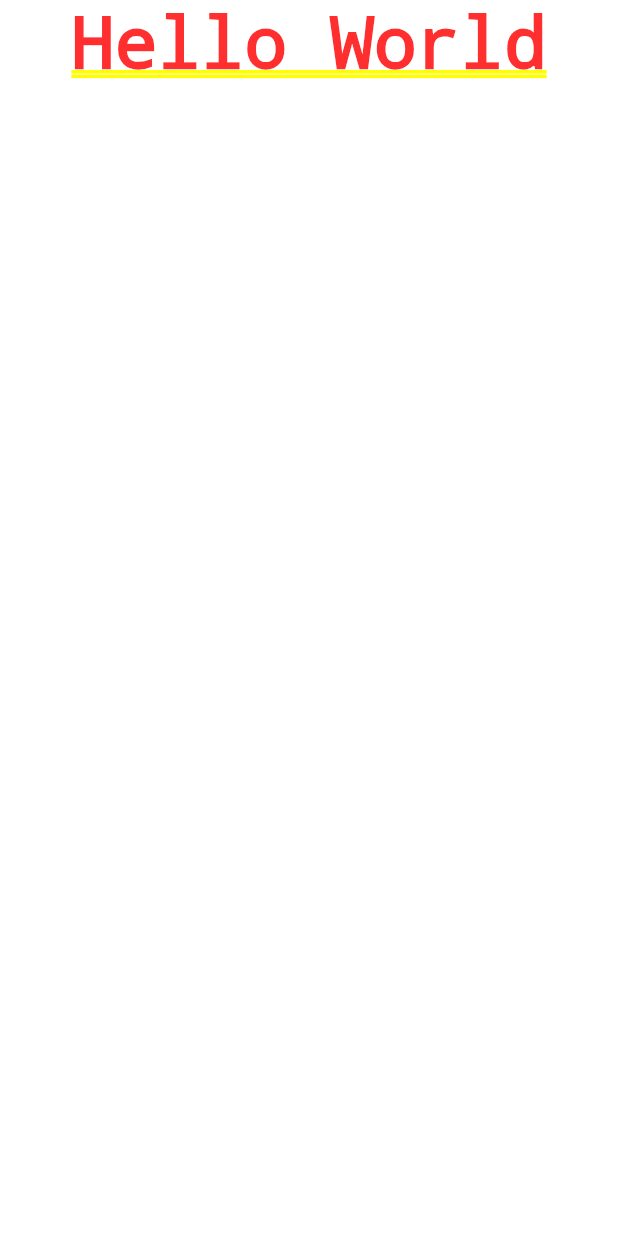
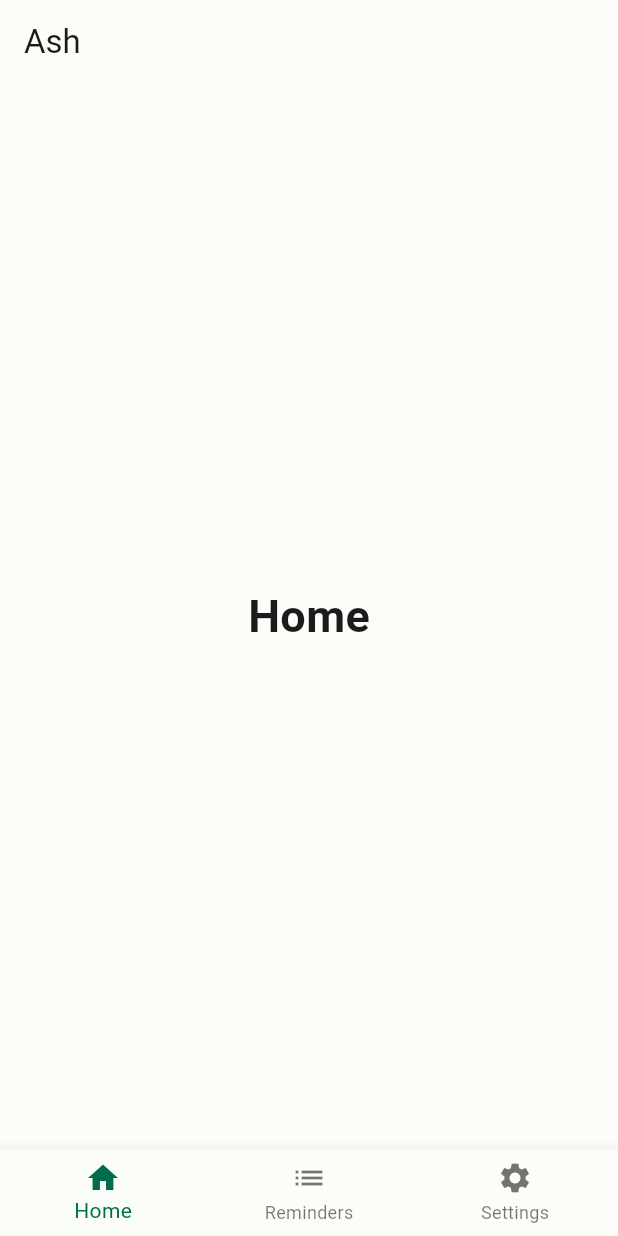
Before and after one commit to IsaacCooke/Ash, a Flutter app: the screen it shows after launch, on a phone screen of 412 x 824 dp. Run offline on Flutter 3.47's test engine with Material 2 defaults, Android fonts, the light colour scheme and no system bars; generated files the repository leaves out were written again.

Commit message:
Started main UI pages.

```diff
--- a/client/lib/data/models/location.dart
+++ b/client/lib/data/models/location.dart
@@ -1,5 +1,3 @@
-import 'dart:convert';
-
 class Location{
   final int id;
   final double latitude;
--- a/client/lib/l10n/app_en.arb
+++ b/client/lib/l10n/app_en.arb
@@ -3,5 +3,8 @@
     "helloWorld": "Hello World",
     "@ash": {
         "description": "The name of the AI"
-    }
+    },
+    "settings": "Settings",
+    "home": "Home",
+    "reminders": "Reminders"
 }
--- a/client/lib/l10n/app_es.arb
+++ b/client/lib/l10n/app_es.arb
@@ -1,4 +1,7 @@
 {
     "ash": "Ash",
-    "helloWorld": "Hola Mundo"
+    "helloWorld": "Hola Mundo",
+    "settings": "Ajustes",
+    "home": "Casa",
+    "reminders": "Recordatorios"
 }
--- a/client/lib/main.dart
+++ b/client/lib/main.dart
@@ -1,11 +1,15 @@
 import 'package:flutter/material.dart';
 import 'package:flutter_localizations/flutter_localizations.dart';
 import 'package:flutter_gen/gen_l10n/app_localizations.dart';
+
 import 'package:client/themes/color_schemes.g.dart';
+import 'package:client/pages/layout.dart';
 
 void main() {
   runApp(const MyApp());
 }
+
+final navigatorKey = GlobalKey<NavigatorState>();
 
 class MyApp extends StatelessWidget {
   const MyApp({super.key});
@@ -13,6 +17,7 @@ class MyApp extends StatelessWidget {
   @override
   Widget build(BuildContext context) {
     return MaterialApp(
+      debugShowCheckedModeBanner: false,
       onGenerateTitle: (context) =>
         AppLocalizations.of(context)!.ash,
       localizationsDelegates: const [
@@ -25,22 +30,10 @@ class MyApp extends StatelessWidget {
         Locale('en', ''), // Generic English
         Locale('es', ''), // Generic Spanish
       ],
-      home: MyHomePage(),
+      home: const Layout(),
       theme: ThemeData(useMaterial3: true, colorScheme: lightColorScheme),
       darkTheme: ThemeData(useMaterial3: true, colorScheme: darkColorScheme),
+      navigatorKey: navigatorKey,
     );
   }
 }
-
-class MyHomePage extends StatelessWidget{
-  const MyHomePage({super.key});
-
-  @override
-  Widget build(BuildContext context){
-    return Column(
-      children: [
-        Text(AppLocalizations.of(context)!.helloWorld),
-      ],
-    );
-  }
-}
--- a/client/lib/pages/layout.dart
+++ b/client/lib/pages/layout.dart
@@ -0,0 +1,69 @@
+import 'package:flutter/material.dart';
+
+import 'package:flutter_gen/gen_l10n/app_localizations.dart';
+
+class Layout extends StatefulWidget{
+  const Layout({super.key});
+
+  @override
+  State<Layout> createState() => LayoutState();
+}
+
+class LayoutState extends State<Layout>{
+  int _selectedIndex = 0;
+
+  static const TextStyle  optionStyle =
+    TextStyle(fontSize: 30, fontWeight: FontWeight.bold);
+  static const List<Widget> _options = <Widget>[
+    Text(
+      'Home',
+      style: optionStyle,
+    ),
+    Text(
+      'Reminders',
+      style: optionStyle,
+    ),
+    Text(
+      "Settings",
+      style: optionStyle,
+    ),
+
+    // All of these text widgets need to be replaced by the necessary page widgets.
+  ];
+
+  void _onItemTapped(int index){
+    setState(() {
+      _selectedIndex = index;
+    });
+  }
+
+  @override
+  Widget build(BuildContext context){
+    return Scaffold(
+      appBar: AppBar(
+        title: Text(AppLocalizations.of(context)!.ash),
+      ),
+      body: Center(
+        child: _options.elementAt(_selectedIndex),
+      ),
+      bottomNavigationBar: BottomNavigationBar(
+        items: <BottomNavigationBarItem>[
+          BottomNavigationBarItem(
+            icon: const Icon(Icons.home),
+            label: AppLocalizations.of(context)!.home,
+          ),
+          BottomNavigationBarItem(
+            icon: const Icon(Icons.list),
+            label: AppLocalizations.of(context)!.reminders,
+          ),
+          BottomNavigationBarItem(
+            icon: const Icon(Icons.settings),
+            label: AppLocalizations.of(context)!.settings,
+          ),
+        ],
+        currentIndex: _selectedIndex,
+        onTap: _onItemTapped,
+      ),
+    );
+  }
+}
--- a/client/lib/pages/reminders.dart
+++ b/client/lib/pages/reminders.dart
@@ -0,0 +1,16 @@
+import 'package:flutter/material.dart';
+
+class Reminders extends StatefulWidget{
+  const Reminders({ super.key });
+
+  @override
+  State<Reminders> createState() => RemindersState();
+}
+
+class RemindersState extends State<Reminders>{
+
+  @override
+  Widget build(BuildContext context){
+    return const Text("This is the reminders page");
+  }
+}
--- a/client/lib/pages/settings.dart
+++ b/client/lib/pages/settings.dart
@@ -0,0 +1,16 @@
+import 'package:flutter/material.dart';
+
+class Settings extends StatefulWidget{
+  const Settings({ super.key });
+
+  @override
+  State<Settings> createState() => SettingsState();
+}
+
+class SettingsState extends State<Settings>{
+
+  @override
+  Widget build(BuildContext context){
+    return const Text("This is the settings page");
+  }
+}
```
Also changed, not shown: client/lib/pages/home.dart (+36 -0 lines), client/lib/widgets/login.dart (added, +16 -0 lines).
